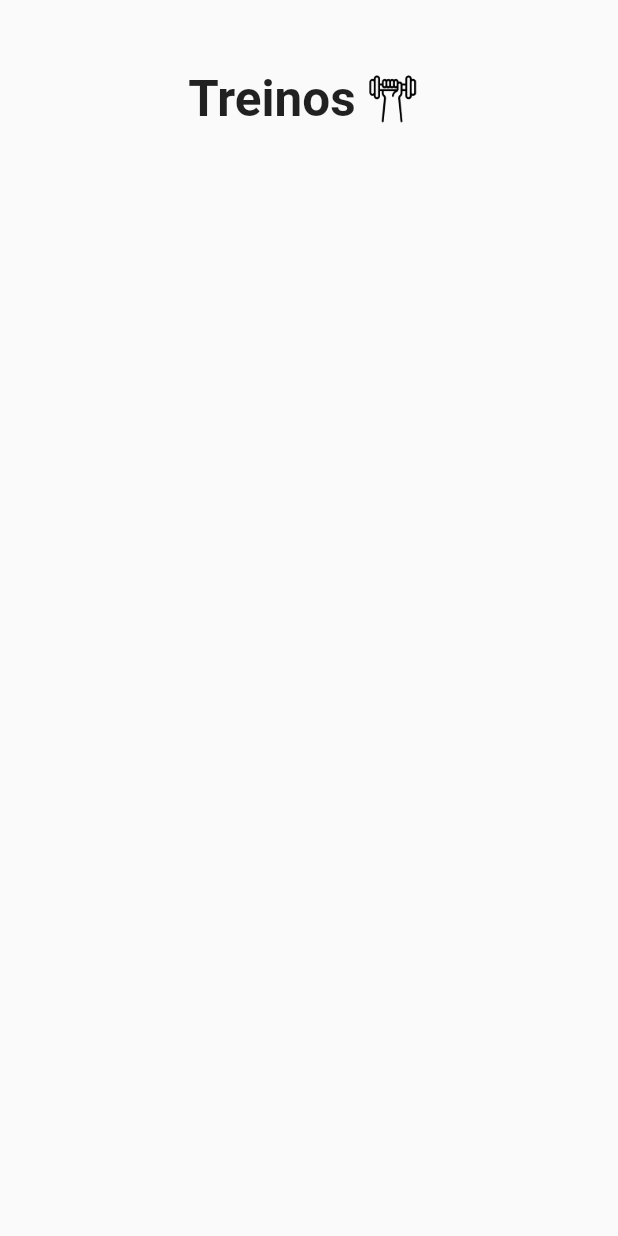
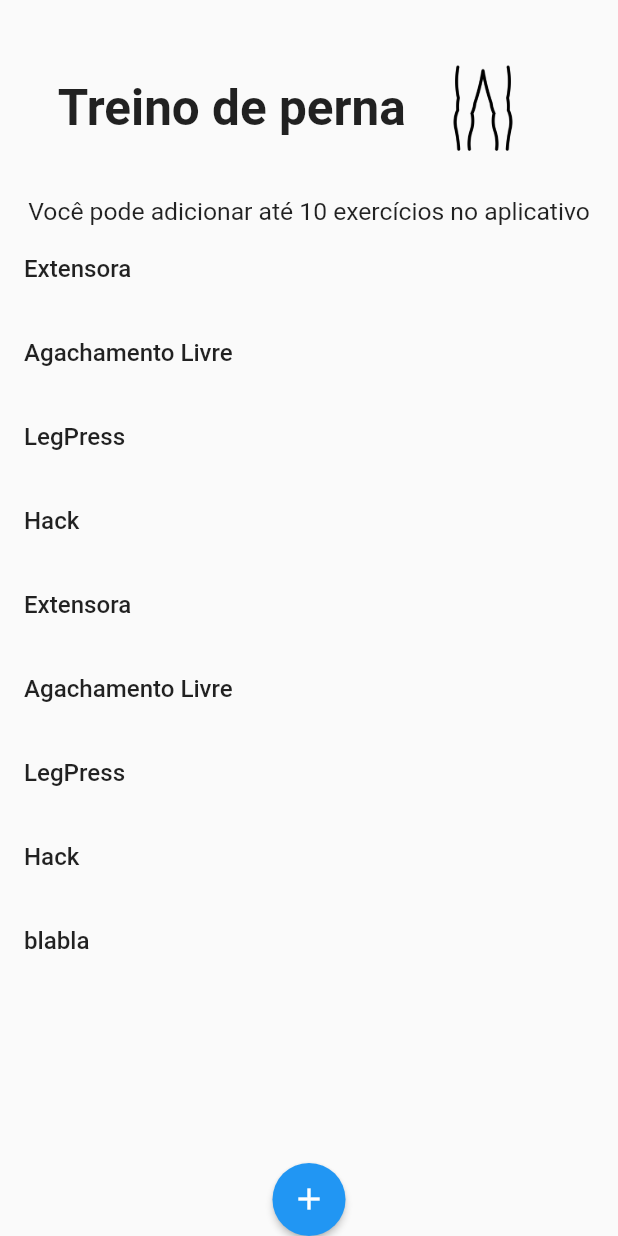
Before and after one commit to guipavezzi/GymProject, a Flutter app: the screen it shows after launch, on a phone screen of 412 x 824 dp. Run offline on Flutter 3.47's test engine with Material 2 defaults, Android fonts, the phone set to English and light mode, and no system bars; our stand-ins replace firebase_core, firebase_storage, flutter_dotenv; accounts and stored records are empty; generated files the repository leaves out were written again.

Commit message:
Começando a fazer a página e mudando estrutura

```diff
--- a/lib/app/app_gym.dart
+++ b/lib/app/app_gym.dart
@@ -1,5 +1,6 @@
 import 'package:flutter/material.dart';
-import 'package:gym_project/app/pages/workouts.dart';
+import 'package:gym_project/app/pages/excercise/excercise_page.dart';
+import 'package:gym_project/app/pages/workout/workouts_page.dart';
 
 class AppGym extends StatelessWidget {
   const AppGym({super.key});
@@ -10,7 +11,8 @@ class AppGym extends StatelessWidget {
       title: 'Me Adote',
       debugShowCheckedModeBanner: false,
       routes: {
-        '/': (context) => WorkOuts()
+        '/': (context) => Excercises(),
+        '/excercises':(context) =>  Excercises()
       },
     );
   }
--- /dev/null
+++ b/lib/app/pages/excercise/excercise_page.dart
@@ -0,0 +1,106 @@
+import 'dart:ui';
+
+import 'package:flutter/material.dart';
+
+class Excercises extends StatefulWidget {
+  const Excercises({Key? key}) : super(key: key);
+
+  @override
+  State<Excercises> createState() => _ExcercisesState();
+}
+
+class _ExcercisesState extends State<Excercises> {
+  @override
+  void initState() {
+    super.initState();
+  }
+
+  String textoExplicativo = 'Você pode adicionar até 10 exercícios no aplicativo';
+
+  List<String> excercises = [
+    "Extensora",
+    "Agachamento Livre",
+    "LegPress",
+    "Hack",
+    "Extensora",
+    "Agachamento Livre",
+    "LegPress",
+    "Hack",
+    "blabla"
+  ];
+
+  @override
+  Widget build(BuildContext context) {
+    return Scaffold(
+      body: LayoutBuilder(
+        builder: (context, constraints) {
+          return Center(
+            child: Container(
+              margin: EdgeInsets.only(top: constraints.maxWidth * 0.05),
+              child: Align(
+                alignment: Alignment.topCenter,
+                child: Column(
+                  mainAxisAlignment: MainAxisAlignment.center,
+                  crossAxisAlignment: CrossAxisAlignment.center,
+                  children: [
+                    Row(
+                      mainAxisAlignment: MainAxisAlignment.center,
+                      crossAxisAlignment: CrossAxisAlignment.center,
+                      children: [
+                        Text(
+                          'Treino de perna',
+                          style: TextStyle(
+                            fontWeight: FontWeight.w600,
+                            fontSize: constraints.maxWidth * 0.08,
+                          ),
+                        ),
+                        Image.asset(
+                          'assets/images/perna.png',
+                          width: constraints.maxWidth * 0.25,
+                        ),
+                      ],
+                    ),
+                    SizedBox(
+                      height: constraints.maxHeight * 0.01,
+                    ),
+                    Text(
+                      textoExplicativo,
+                      style: TextStyle(
+                        fontSize: constraints.maxWidth * 0.04,
+                      ),
+                    ),
+                    Expanded(
+                      child: ListView.builder(
+                        itemCount: excercises.length,
+                        itemBuilder: (context, index) {
+                          String exercise = excercises[index];
+                          return ListTile(
+                            title: Text(
+                              exercise,
+                              style: TextStyle(
+                                fontWeight: FontWeight.w500,
+                                fontSize: constraints.maxWidth * 0.039,
+                              ),
+                            ),
+                          );
+                        },
+                      ),
+                    ),
+                    ElevatedButton(
+                      child: Icon(Icons.add),
+                      onPressed: () {},
+                      style: ElevatedButton.styleFrom(
+                        shape: CircleBorder(),
+                        padding: EdgeInsets.all(constraints.maxWidth * 0.03),
+                      ),
+                    ),
+                  ],
+                ),
+              ),
+            ),
+          );
+        },
+      ),
+    );
+  }
+}
```
Also changed, not shown: lib/app/pages/workout/workouts_page.dart (renamed from lib/app/pages/workouts.dart).
